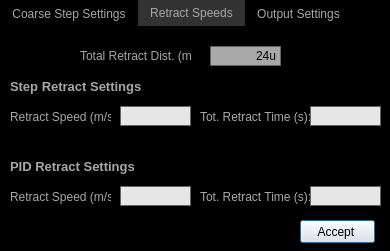
Old version of the form Scanner GUI/ApproachModule/generalApproachSettings.ui in the repository afylab/nanoSQUID-Scanning-Software.
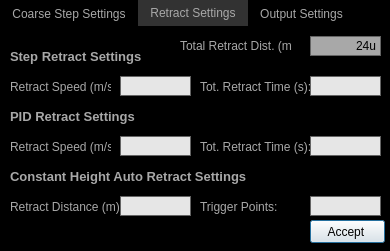
New version of the form. The open tabs and pages were chosen to show the change. Icons and pictures are not drawn.

Diff of the .ui file:
```diff
--- a/Scanner GUI/ApproachModule/generalApproachSettings.ui
+++ b/Scanner GUI/ApproachModule/generalApproachSettings.ui
@@ -213,13 +213,13 @@
      <string notr="true">#tab_2{background: black}</string>
     </property>
     <attribute name="title">
-     <string>Retract Speeds</string>
+     <string>Retract Settings</string>
     </attribute>
     <widget class="QLineEdit" name="lineEdit_Step_Retract_Speed">
      <property name="geometry">
       <rect>
        <x>120</x>
-       <y>80</y>
+       <y>50</y>
        <width>71</width>
        <height>20</height>
       </rect>
@@ -235,7 +235,7 @@
      <property name="geometry">
       <rect>
        <x>10</x>
-       <y>80</y>
+       <y>50</y>
        <width>101</width>
        <height>22</height>
       </rect>
@@ -248,7 +248,7 @@
      <property name="geometry">
       <rect>
        <x>310</x>
-       <y>160</y>
+       <y>110</y>
        <width>71</width>
        <height>20</height>
       </rect>
@@ -264,7 +264,7 @@
      <property name="geometry">
       <rect>
        <x>10</x>
-       <y>160</y>
+       <y>110</y>
        <width>101</width>
        <height>22</height>
       </rect>
@@ -277,7 +277,7 @@
      <property name="geometry">
       <rect>
        <x>120</x>
-       <y>160</y>
+       <y>110</y>
        <width>71</width>
        <height>20</height>
       </rect>
@@ -293,7 +293,7 @@
      <property name="geometry">
       <rect>
        <x>10</x>
-       <y>130</y>
+       <y>80</y>
        <width>311</width>
        <height>20</height>
       </rect>
@@ -320,8 +320,8 @@
     <widget class="QLabel" name="label_8">
      <property name="geometry">
       <rect>
-       <x>80</x>
-       <y>20</y>
+       <x>180</x>
+       <y>10</y>
        <width>111</width>
        <height>20</height>
       </rect>
@@ -333,8 +333,8 @@
     <widget class="QLineEdit" name="lineEdit_Atto_Retract_Distance">
      <property name="geometry">
       <rect>
-       <x>210</x>
-       <y>20</y>
+       <x>310</x>
+       <y>10</y>
        <width>71</width>
        <height>20</height>
       </rect>
@@ -358,7 +358,7 @@
      <property name="geometry">
       <rect>
        <x>200</x>
-       <y>160</y>
+       <y>110</y>
        <width>121</width>
        <height>22</height>
       </rect>
@@ -371,7 +371,7 @@
      <property name="geometry">
       <rect>
        <x>10</x>
-       <y>50</y>
+       <y>20</y>
        <width>311</width>
        <height>20</height>
       </rect>
@@ -399,7 +399,7 @@
      <property name="geometry">
       <rect>
        <x>310</x>
-       <y>80</y>
+       <y>50</y>
        <width>71</width>
        <height>20</height>
       </rect>
@@ -415,7 +415,7 @@
      <property name="geometry">
       <rect>
        <x>200</x>
-       <y>80</y>
+       <y>50</y>
        <width>121</width>
        <height>22</height>
       </rect>
@@ -424,6 +424,92 @@
       <string>Tot. Retract Time (s):</string>
      </property>
     </widget>
+    <widget class="QLabel" name="label_24">
+     <property name="geometry">
+      <rect>
+       <x>10</x>
+       <y>170</y>
+       <width>111</width>
+       <height>22</height>
+      </rect>
+     </property>
+     <property name="text">
+      <string>Retract Distance (m):</string>
+     </property>
+    </widget>
+    <widget class="QLineEdit" name="lineEdit_AutoRetractDist">
+     <property name="geometry">
+      <rect>
+       <x>120</x>
+       <y>170</y>
+       <width>71</width>
+       <height>20</height>
+      </rect>
+     </property>
+     <property name="text">
+      <string/>
+     </property>
+     <property name="alignment">
+      <set>Qt::AlignRight|Qt::AlignTrailing|Qt::AlignVCenter</set>
+     </property>
+    </widget>
+    <widget class="QLabel" name="label_title_13">
+     <property name="geometry">
+      <rect>
+       <x>10</x>
+       <y>140</y>
+       <width>311</width>
+       <height>20</height>
+      </rect>
+     </property>
+     <property name="font">
+      <font>
+       <pointsize>10</pointsize>
+       <weight>75</weight>
+       <bold>true</bold>
+      </font>
+     </property>
+     <property name="styleSheet">
+      <string notr="true">#label_title{
+color:rgb(168,168,168)
+}</string>
+     </property>
+     <property name="text">
+      <string>Constant Height Auto Retract Settings</string>
+     </property>
+     <property name="alignment">
+      <set>Qt::AlignLeading|Qt::AlignLeft|Qt::AlignVCenter</set>
+     </property>
+    </widget>
+    <widget class="QLineEdit" name="lineEdit_AutoRetractPoints">
+     <property name="geometry">
+      <rect>
+       <x>310</x>
+       <y>170</y>
+       <width>71</width>
+       <height>20</height>
+      </rect>
+     </property>
+     <property name="text">
+      <string/>
+     </property>
+     <property name="alignment">
+      <set>Qt::AlignRight|Qt::AlignTrailing|Qt::AlignVCenter</set>
+     </property>
+    </widget>
+    <widget class="QLabel" name="label_29">
+     <property name="geometry">
+      <rect>
+       <x>200</x>
+       <y>170</y>
+       <width>111</width>
+       <height>22</height>
+      </rect>
+     </property>
+     <property name="text">
+      <string>Trigger Points:</string>
+     </property>
+    </widget>
    </widget>
    <widget class="QWidget" name="tab_3">
     <property name="styleSheet">
@@ -770,7 +856,7 @@
   <widget class="QPushButton" name="pushButton">
    <property name="geometry">
     <rect>
-     <x>300</x>
+     <x>310</x>
      <y>220</y>
      <width>75</width>
      <height>23</height>
```
Left out of the diff: 2 changed lines with no effect on the pictures.
